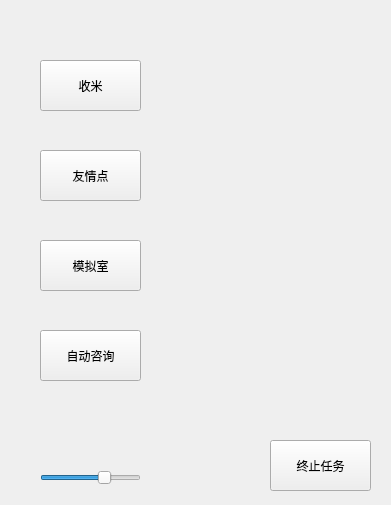
First picture: the form in auto_script.ui, repository gdxxp/NIKKE-helper, before the edit.
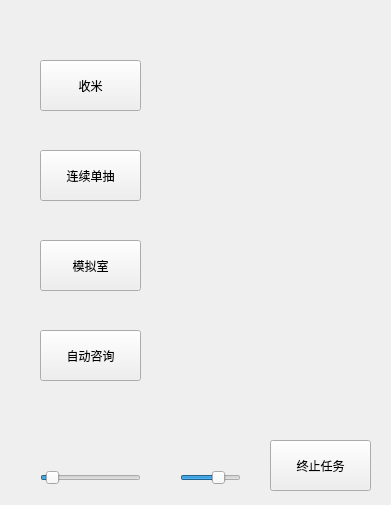
Second picture: the form after the edit. Icons and pictures are not drawn.

What changed in the file:
```diff
--- a/auto_script.ui
+++ b/auto_script.ui
@@ -59,7 +59,7 @@
     </font>
    </property>
    <property name="text">
-    <string>友情点</string>
+    <string>连续单抽</string>
    </property>
   </widget>
   <widget class="QLabel" name="label">
@@ -143,9 +143,9 @@
   <widget class="QSlider" name="horizontalSlider">
    <property name="geometry">
     <rect>
-     <x>40</x>
+     <x>180</x>
      <y>470</y>
-     <width>101</width>
+     <width>61</width>
      <height>16</height>
     </rect>
    </property>
@@ -169,6 +169,41 @@
    </property>
   </widget>
   <widget class="QLabel" name="label_2">
+   <property name="geometry">
+    <rect>
+     <x>180</x>
+     <y>440</y>
+     <width>61</width>
+     <height>21</height>
+    </rect>
+   </property>
+   <property name="text">
+    <string/>
+   </property>
+  </widget>
+  <widget class="QSlider" name="horizontalSlider_2">
+   <property name="geometry">
+    <rect>
+     <x>40</x>
+     <y>470</y>
+     <width>101</width>
+     <height>16</height>
+    </rect>
+   </property>
+   <property name="minimum">
+    <number>20</number>
+   </property>
+   <property name="maximum">
+    <number>100</number>
+   </property>
+   <property name="value">
+    <number>25</number>
+   </property>
+   <property name="orientation">
+    <enum>Qt::Horizontal</enum>
+   </property>
+  </widget>
+  <widget class="QLabel" name="label_3">
    <property name="geometry">
     <rect>
      <x>40</x>
```
